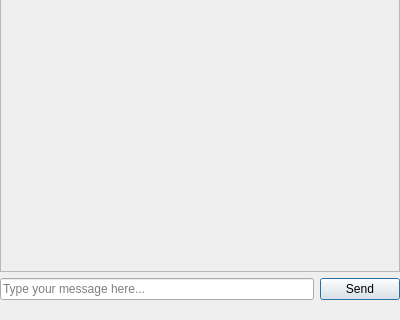
Before: the Qt Designer form addons/acpclient/acpclientchat.ui in KDE/kate, drawn with Qt 5; both pictures show x 0 to 400 and y 180 to 500 of the 400 by 500 pixel window.
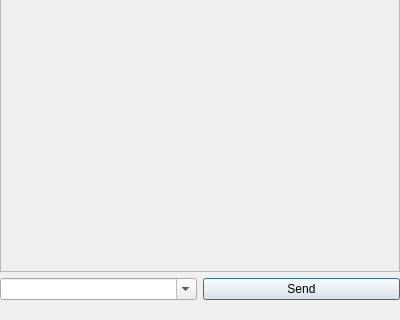
After: the same form once the commit is applied. Icons and pictures are not drawn.

Commit message: use combobox with completer

```diff
--- a/addons/acpclient/acpclientchat.ui
+++ b/addons/acpclient/acpclientchat.ui
@@ -121,7 +121,10 @@
       <number>6</number>
      </property>
      <item>
-      <widget class="QLineEdit" name="messageInput">
+      <widget class="QComboBox" name="messageInput">
+       <property name="editable">
+        <bool>true</bool>
+       </property>
        <property name="placeholderText">
         <string>Type your message here...</string>
        </property>
```
The commit also changes 2 other files.
